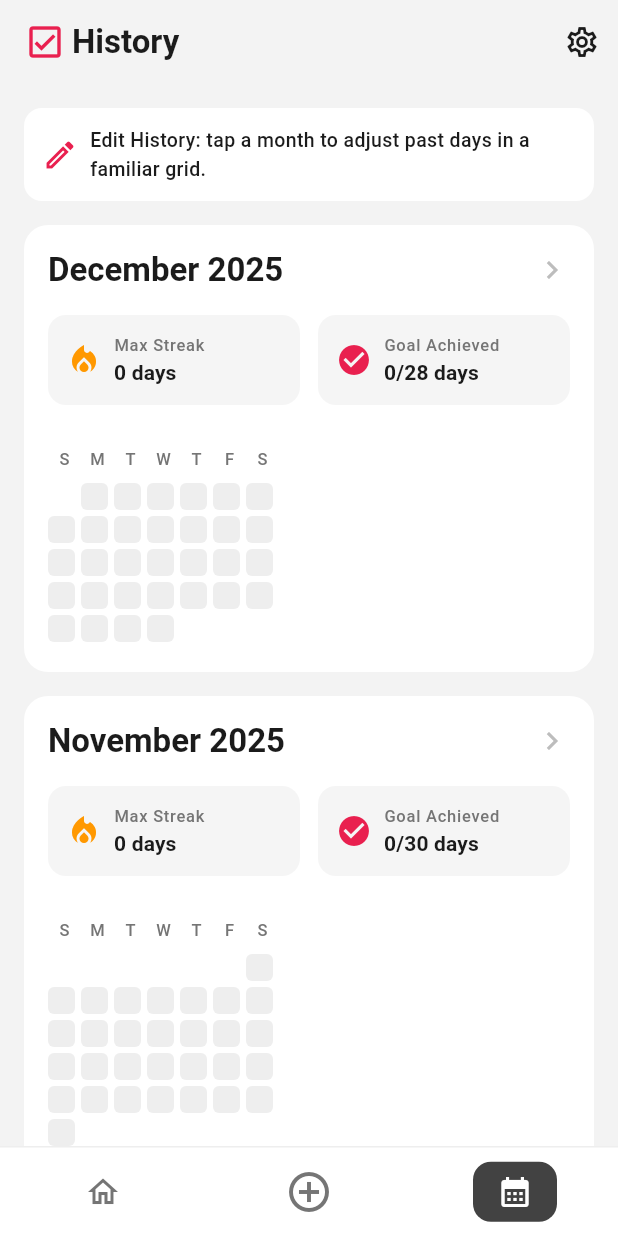
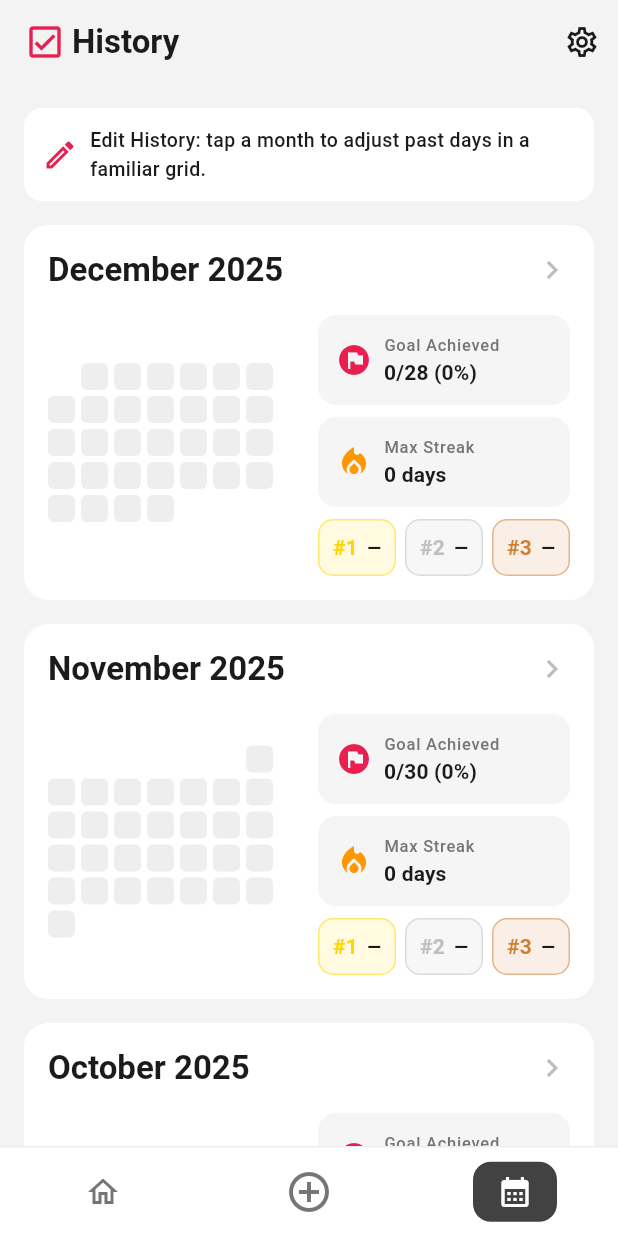
Before and after one commit to GabiYamato/barebonesgoals, a Flutter app: the TrackerHomePage screen opened directly, item 3 of the bottom bar chosen, on a phone screen of 412 x 824 dp. Run offline on Flutter 3.47's test engine with Material 3 defaults, Android fonts, the phone set to English and light mode, and no system bars; our stand-ins replace confetti, file_picker, share_plus, shared_preferences; accounts and stored records are empty.

Commit message:
v2.7.2 ( fixing bugs, towards neobrutalism)

```diff
--- a/app_files/lib/main.dart
+++ b/app_files/lib/main.dart
@@ -199,70 +199,26 @@ class _TrackerHomePageState extends State<TrackerHomePage> {
   Widget _buildTodayProgressBar() {
     final today = DateTime.now();
     final percentage = _data.getCompletionPercentage(today);
-    final progressValue = percentage / 100;
-
-    // Determine colors based on percentage
-    // 0-33% red, 33-66% yellow, 66-99% green, 100% gold
-    Color progressColor;
-    Color backgroundColor;
-    Color textColor;
-
-    if (percentage >= 100) {
-      progressColor = const Color(0xFFFFD700); // Gold
-      backgroundColor = const Color(0xFFFFF8DC); // Light gold
-      textColor = const Color(0xFFB8860B); // Dark gold text
-      // Trigger confetti if not shown yet
-      if (!_hasShownConfetti) {
-        _hasShownConfetti = true;
-        WidgetsBinding.instance.addPostFrameCallback((_) {
-          _confettiController.play();
-        });
-      }
-    } else {
-      _hasShownConfetti = false; // Reset when not 100%
-      if (percentage >= 66) {
-        progressColor = const Color(0xFF34C759); // Green
-        backgroundColor = const Color(0xFFD1FAE5); // Light green
-        textColor = progressValue > 0.5 ? Colors.white : Colors.green.shade800;
-      } else if (percentage >= 33) {
-        progressColor = const Color(0xFFFFCC00); // Yellow
-        backgroundColor = const Color(0xFFFFF9E6); // Light yellow
-        textColor = Colors.orange.shade900;
-      } else {
-        progressColor = const Color(0xFFFF3B30); // Red
-        backgroundColor = const Color(0xFFFFE5E5); // Light red
-        textColor = percentage > 15 ? Colors.white : Colors.red.shade800;
-      }
-    }
+    final progressValue = (percentage / 100).clamp(0.0, 1.0);
+    final progressColor = AppTheme.completedColor;
+    final backgroundColor = Colors.grey.shade200;
+    final textColor = progressValue >= 0.8 ? Colors.white : Colors.black;
 
     return Container(
-      width: 140,
       margin: const EdgeInsets.only(right: 8),
-      child: Row(
-        mainAxisSize: MainAxisSize.min,
-        children: [
-          // Progress bar
-          Expanded(
-            child: Container(
+      child: SizedBox(
+        width: 120,
         height: 24,
-              decoration: BoxDecoration(
-                color: backgroundColor,
+        child: ClipRRect(
           borderRadius: BorderRadius.circular(6),
-              ),
           child: Stack(
             children: [
-                  // Progress fill
+              Container(color: backgroundColor),
               FractionallySizedBox(
                 alignment: Alignment.centerLeft,
-                    widthFactor: progressValue.clamp(0.0, 1.0),
-                    child: Container(
-                      decoration: BoxDecoration(
-                        color: progressColor,
-                        borderRadius: BorderRadius.circular(6),
+                widthFactor: progressValue,
+                child: Container(color: progressColor),
               ),
-                    ),
-                  ),
-                  // Percentage text centered
               Center(
                 child: Text(
                   '${percentage.round()}%',
@@ -276,8 +232,6 @@ class _TrackerHomePageState extends State<TrackerHomePage> {
             ],
           ),
         ),
-          ),
-        ],
       ),
     );
   }
@@ -485,10 +439,8 @@ class _TrackerHomePageState extends State<TrackerHomePage> {
       );
     }
 
-    return Column(
-      children: [
-        // Scrollable grid / empty state
-        Expanded(
+    return SafeArea(
+      top: false,
       child: SingleChildScrollView(
         padding: const EdgeInsets.all(16),
         child: Column(
@@ -505,28 +457,34 @@ class _TrackerHomePageState extends State<TrackerHomePage> {
                 onRenameTask: _renameTask,
                 onReorderTasks: _reorderTasks,
               ),
-              ],
-            ),
-          ),
-        ),
-        // Chart at the bottom with only needed height
-        if (showChart)
-          SafeArea(
-            top: false,
-            child: Padding(
-              padding: const EdgeInsets.fromLTRB(12, 0, 12, 12),
+            if (showChart) ...[
+              const SizedBox(height: 20),
+              Center(
+                child: ConstrainedBox(
+                  constraints: const BoxConstraints(maxWidth: 820),
                   child: _buildChartCard(),
                 ),
               ),
             ],
+            const SizedBox(height: 16),
+          ],
+        ),
+      ),
     );
   }
 
   Widget _buildChartCard() {
-    return ClipRRect(
-      borderRadius: BorderRadius.circular(16),
-      child: Container(
+    return DecoratedBox(
+      decoration: BoxDecoration(
         color: AppTheme.surfaceColor,
+        borderRadius: BorderRadius.circular(18),
+        border: Border.all(color: Colors.black, width: 2.2),
+        boxShadow: const [
+          BoxShadow(offset: Offset(6, 6), blurRadius: 0, color: Colors.black12),
+        ],
+      ),
+      child: Padding(
+        padding: const EdgeInsets.all(4),
         child: CompletionChart(data: _data, settings: _settings),
       ),
     );
@@ -584,6 +542,10 @@ class _TrackerHomePageState extends State<TrackerHomePage> {
     final monthName = _getMonthName(month.month);
     final year = month.year;
     final stats = _calculateMonthStats(month);
+    final topThree = _calculateTopThreeTasks(month);
+    final goalsAchieved = stats['goalsAchieved'] as int;
+    final totalDays = stats['totalDays'] as int;
+    final goalsPercent = totalDays > 0 ? ((goalsAchieved / totalDays) * 100).round() : 0;
 
     return GestureDetector(
       onTap: () {
@@ -622,98 +584,48 @@ class _TrackerHomePageState extends State<TrackerHomePage> {
             ),
             const SizedBox(height: 16),
 
-            // Stats row
             Row(
               children: [
+                // Left: calendar progress preview
                 Expanded(
-                  child: _buildStatCard(
+                  flex: 1,
+                  child: _buildCalendarGrid(month),
+                ),
+                const SizedBox(width: 12),
+                // Right: stats
+                Expanded(
+                  flex: 1,
+                  child: Column(
+                    crossAxisAlignment: CrossAxisAlignment.start,
+                    children: [
+                      _buildStatCard(
+                        icon: Icons.flag_circle,
+                        iconColor: AppTheme.chartColor,
+                        label: 'Goal Achieved',
+                        value: '$goalsAchieved/$totalDays ($goalsPercent%)',
+                      ),
+                      const SizedBox(height: 8),
+                      _buildStatCard(
                         icon: Icons.local_fire_department,
                         iconColor: Colors.orange,
                         label: 'Max Streak',
                         value: '${stats['maxStreak']} days',
                       ),
+                      const SizedBox(height: 8),
+                      Row(
+                        children: [
+                          _buildMedalChip('#1', topThree.isNotEmpty ? topThree[0] : null, const Color(0xFFFFD700)),
+                          const SizedBox(width: 6),
+                          _buildMedalChip('#2', topThree.length > 1 ? topThree[1] : null, const Color(0xFFC0C0C0)),
+                          const SizedBox(width: 6),
+                          _buildMedalChip('#3', topThree.length > 2 ? topThree[2] : null, const Color(0xFFCD7F32)),
+                        ],
                       ),
-                const SizedBox(width: 12),
-                Expanded(
-                  child: _buildStatCard(
-                    icon: Icons.check_circle,
-                    iconColor: AppTheme.completedColor,
-                    label: 'Goal Achieved',
-                    value:
-                        '${stats['goalsAchieved']}/${stats['totalDays']} days',
+                    ],
                   ),
                 ),
               ],
             ),
-            const SizedBox(height: 12),
-
-            // Most completed goal
-            if (stats['mostCompletedGoal'] != null)
-              Container(
-                width: double.infinity,
-                padding: const EdgeInsets.all(12),
-                decoration: BoxDecoration(
-                  color: Colors.grey.shade100,
-                  borderRadius: BorderRadius.circular(12),
-                ),
-                child: Row(
-                  children: [
-                    Icon(Icons.star, color: Colors.amber.shade700, size: 20),
-                    const SizedBox(width: 8),
-                    Expanded(
-                      child: Column(
-                        crossAxisAlignment: CrossAxisAlignment.start,
-                        children: [
-                          Text(
-                            'Most Consistent Goal',
-                            style: Theme.of(context).textTheme.labelSmall
-                                ?.copyWith(color: Colors.grey.shade600),
-                          ),
-                          Text(
-                            stats['mostCompletedGoal'],
-                            style: Theme.of(context).textTheme.titleSmall
-                                ?.copyWith(fontWeight: FontWeight.bold),
-                          ),
-                        ],
-                      ),
-                    ),
-                    Text(
-                      '${stats['mostCompletedCount']} days',
-                      style: Theme.of(context).textTheme.titleSmall?.copyWith(
-                        fontWeight: FontWeight.bold,
-                        color: AppTheme.completedColor,
-                      ),
-                    ),
-                  ],
-                ),
-              ),
-
-            const SizedBox(height: 16),
-
-            // Week day labels
-            Row(
-              children: ['S', 'M', 'T', 'W', 'T', 'F', 'S']
-                  .map(
-                    (day) => SizedBox(
-                      width: AppTheme.cellSize + AppTheme.cellSpacing,
-                      child: Center(
-                        child: Text(
-                          day,
-                          style: TextStyle(
-                            fontSize: 11,
-                            fontWeight: FontWeight.w500,
-                            color: Colors.grey.shade600,
-                          ),
-                        ),
-                      ),
-                    ),
-                  )
-                  .toList(),
-            ),
-            const SizedBox(height: 8),
-
-            // Calendar grid
-            _buildCalendarGrid(month),
           ],
         ),
       ),
@@ -824,6 +736,64 @@ class _TrackerHomePageState extends State<TrackerHomePage> {
     };
   }
 
+  List<MapEntry<String, int>> _calculateTopThreeTasks(DateTime month) {
+    final daysInMonth = DateTime(month.year, month.month + 1, 0).day;
+    final now = DateTime.now();
+    final counts = <String, int>{};
+
+    for (final task in _data.tasks) {
+      counts[task.name] = 0;
+    }
+
+    for (int day = 1; day <= daysInMonth; day++) {
+      final date = DateTime(month.year, month.month, day);
+      if (date.isAfter(now)) break;
+      for (final task in _data.tasks) {
+        if (task.isCompletedOn(date)) {
+          counts[task.name] = (counts[task.name] ?? 0) + 1;
+        }
+      }
+    }
+
+    final entries = counts.entries.toList()
+      ..sort((a, b) => b.value.compareTo(a.value));
+    return entries.take(3).toList();
+  }
+
+  Widget _buildMedalChip(String label, MapEntry<String, int>? entry, Color color) {
+    final text = entry != null ? '${entry.key} (${entry.value})' : '—';
+    return Expanded(
+      child: Container(
+        padding: const EdgeInsets.symmetric(horizontal: 8, vertical: 8),
+        decoration: BoxDecoration(
+          color: color.withOpacity(0.12),
+          borderRadius: BorderRadius.circular(10),
+          border: Border.all(color: color.withOpacity(0.5)),
+        ),
+        child: Row(
+          mainAxisAlignment: MainAxisAlignment.center,
+          children: [
+            Text(
+              label,
+              style: TextStyle(
+                fontWeight: FontWeight.w700,
+                color: color,
+              ),
+            ),
+            const SizedBox(width: 6),
+            Flexible(
+              child: Text(
+                text,
+                overflow: TextOverflow.ellipsis,
+                style: const TextStyle(fontSize: 12, fontWeight: FontWeight.w600),
+              ),
+            ),
+          ],
+        ),
+      ),
+    );
+  }
+
   Widget _buildCalendarGrid(DateTime month) {
     final daysInMonth = DateTime(month.year, month.month + 1, 0).day;
     final firstWeekday = DateTime(month.year, month.month, 1).weekday % 7;
```
Also changed, not shown: app_files/lib/screens/month_detail_screen.dart (+97 -37 lines), app_files/lib/widgets/completion_chart.dart (+91 -57 lines). Lines whose indentation alone changed are shown as unchanged.
